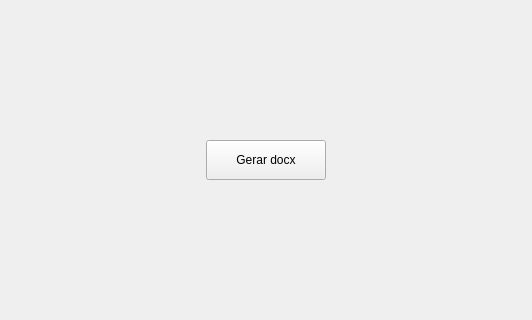
renatormc/dev_laudo_sinfweb, file gui_app/main_window/main_window.ui: the form before one commit; both pictures show x 294 to 826 and y 239 to 559 of the 1119 by 821 pixel window.
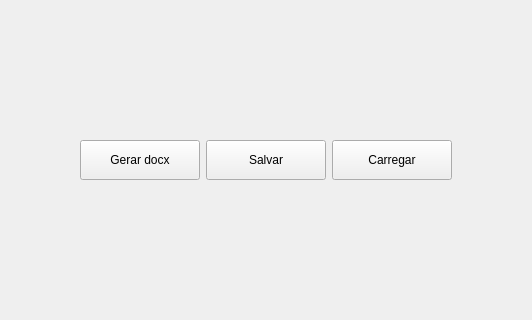
The form after the commit.

```diff
--- a/gui_app/main_window/main_window.ui
+++ b/gui_app/main_window/main_window.ui
@@ -46,6 +46,32 @@
         </property>
        </widget>
       </item>
+      <item>
+       <widget class="QPushButton" name="btn_save">
+        <property name="minimumSize">
+         <size>
+          <width>120</width>
+          <height>40</height>
+         </size>
+        </property>
+        <property name="text">
+         <string>Salvar</string>
+        </property>
+       </widget>
+      </item>
+      <item>
+       <widget class="QPushButton" name="btn_load">
+        <property name="minimumSize">
+         <size>
+          <width>120</width>
+          <height>40</height>
+         </size>
+        </property>
+        <property name="text">
+         <string>Carregar</string>
+        </property>
+       </widget>
+      </item>
       <item>
        <spacer name="horizontalSpacer_2">
         <property name="orientation">
```
Left out of the diff: 2 changed lines with no effect on the pictures.
